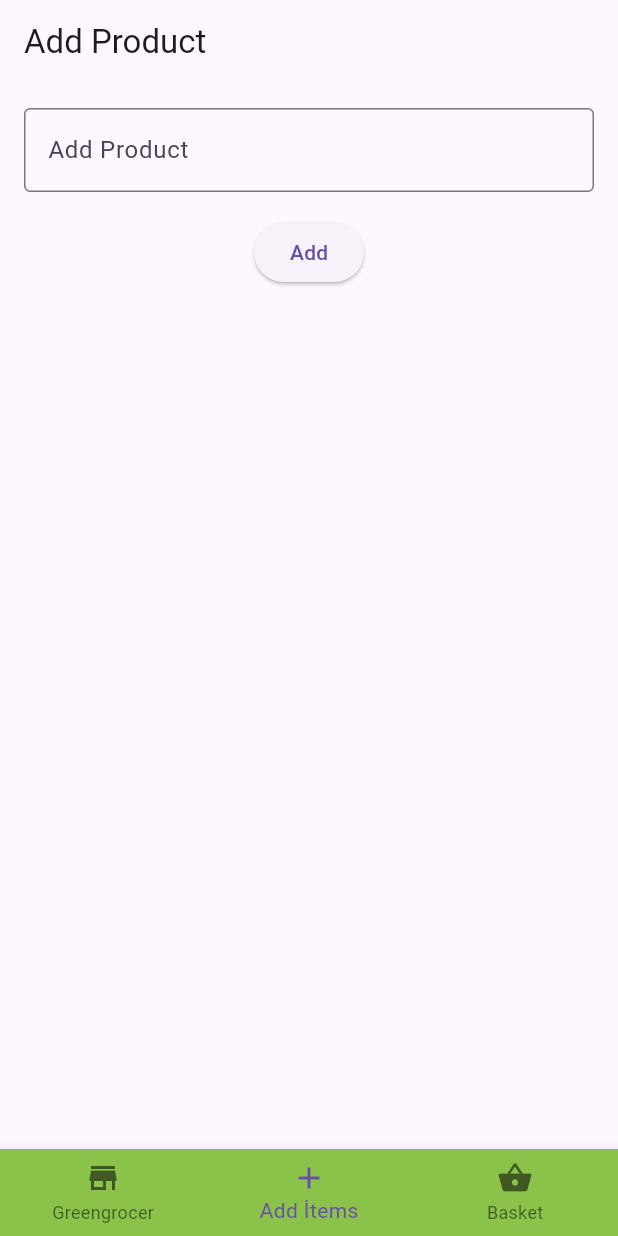
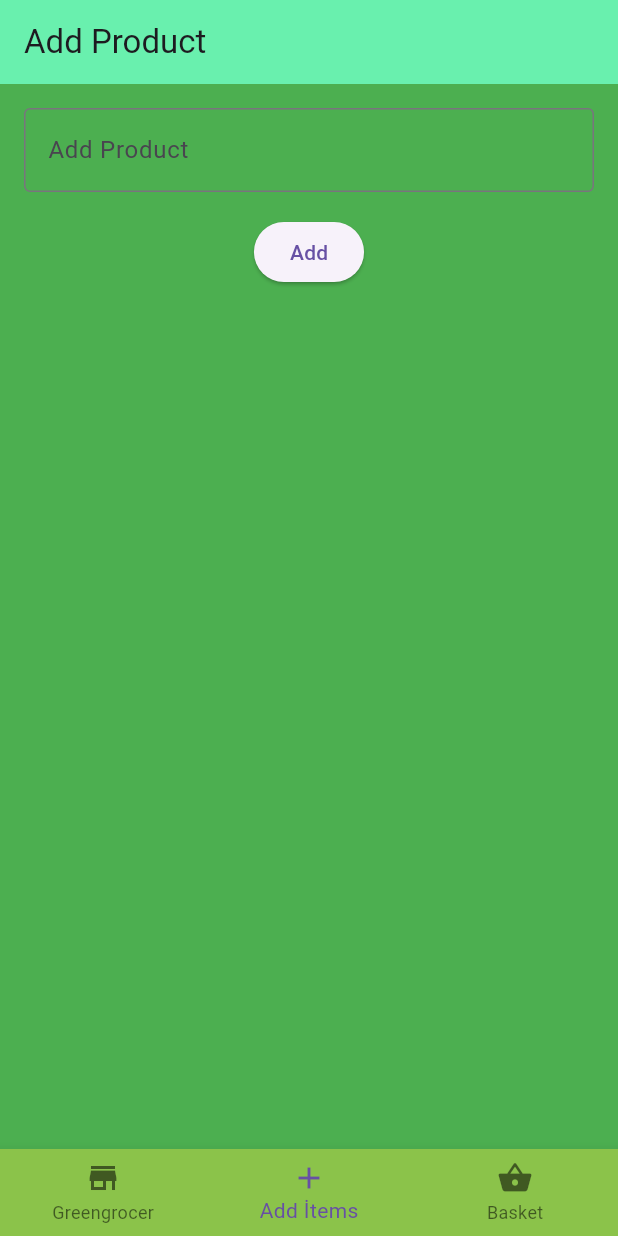
Before and after one commit to Atarapa0/Flutter_example_10_greengrocer, a Flutter app: the AddItems screen opened by its route, after a tap on "Add", on a phone screen of 412 x 824 dp. Run offline on Flutter 3.47's test engine with Material 3 defaults, Android fonts, the phone set to English and light mode, and no system bars; our stand-ins replace go_router.

Commit message:
feat: update UI colors and upload basket page

```diff
--- a/lib/models/cardmodel.dart
+++ b/lib/models/cardmodel.dart
@@ -12,12 +12,11 @@ class CardModel with ChangeNotifier{
     if (items.containsKey(productName) && items[productName]! > 0) {
       items[productName] = items[productName]! - 1;
 
-      if (items[productName] == 0) {
-        items.remove(productName); // 0'a inerse listeden kaldır
-      }
+
 
       notifyListeners();
     }
   }
 
+
 }
--- a/lib/pages/add_items.dart
+++ b/lib/pages/add_items.dart
@@ -1,25 +1,37 @@
-import 'package:example/models/cardmodel.dart';
 import 'package:flutter/material.dart';
 import 'package:provider/provider.dart';
+import 'package:example/models/cardmodel.dart';
 
 class AddItems extends StatefulWidget {
   const AddItems({super.key});
 
   @override
   State<AddItems> createState() => _AddItemsState();
-
 }
 
 class _AddItemsState extends State<AddItems> {
-  late TextEditingController _controller;
-  var i = 0;
-  // Ürün ekleme fonksiyonu
+  late TextEditingController _textController;
+
+
+  @override
+  void initState() {
+    super.initState();
+    _textController = TextEditingController();
+  }
+
+  @override
+  void dispose() {
+    _textController.dispose();
+    super.dispose();
+  }
+
+  // Ürün ekleme
   void addItem(BuildContext context) {
-    final value = _controller.text.trim();
+    final value = _textController.text.trim();
     if (value.isNotEmpty) {
       final counter = Provider.of<CardModel>(context, listen: false);
-      counter.add(value); // sadece ürünü ekle
-      _controller.clear();
+      counter.add(value);
+      _textController.clear();
 
       ScaffoldMessenger.of(context).showSnackBar(
         SnackBar(content: Text('Ürün eklendi: $value')),
@@ -27,36 +39,28 @@ class _AddItemsState extends State<AddItems> {
     }
   }
 
-  @override
-  void initState() {
-    super.initState();
-    _controller = TextEditingController();
-  }
-
-  @override
-  void dispose() {
-    _controller.dispose();
-    super.dispose();
-  }
+  // Resim seçme
 
   @override
   Widget build(BuildContext context) {
     return Scaffold(
-        appBar: AppBar(title: Text("Add Product")),
-        body: Column(
-          children: [
-            Padding(
+      appBar: AppBar(title: Text("Add Product"), backgroundColor: Colors.greenAccent,),
+      backgroundColor: Colors.green,
+      body: Padding(
         padding: const EdgeInsets.all(16.0),
         child: Column(
           children: [
+            // Ürün ismi
             TextField(
-                    controller: _controller,
+              controller: _textController,
               decoration: InputDecoration(
                 border: OutlineInputBorder(),
                 labelText: 'Add Product',
               ),
             ),
+
             SizedBox(height: 16),
+
             ElevatedButton(
               onPressed: () => addItem(context),
               child: Text("Add"),
@@ -64,10 +68,6 @@ class _AddItemsState extends State<AddItems> {
           ],
         ),
       ),
-
-          ],
-        ),
     );
-
   }
 }
--- a/lib/pages/basket.dart
+++ b/lib/pages/basket.dart
@@ -13,7 +13,8 @@ class _BasketState extends State<Basket> {
   @override
   Widget build(BuildContext context) {
     return Scaffold(
-      appBar: AppBar(title: Text("Basket")),
+      appBar: AppBar(title: Text("Basket"), backgroundColor: Colors.greenAccent,),
+      backgroundColor: Colors.green,
       body: Consumer<CardModel>(
         builder: (context, items, child) {
           var entries = items.items.entries.toList();
@@ -28,6 +29,7 @@ class _BasketState extends State<Basket> {
               var entry = entries[index];
               String key = entry.key;
               int value = entry.value;
+             if(value!= 0){
                return Padding(
                  padding: EdgeInsets.all(8),
                  child: Card(
@@ -86,6 +88,8 @@ class _BasketState extends State<Basket> {
                    ),
                  ),
                );
+             }
+             return null;
             },
           );
         },
--- a/pubspec.yaml
+++ b/pubspec.yaml
@@ -36,6 +36,8 @@ dependencies:
   # Use with the CupertinoIcons class for iOS style icons.
   cupertino_icons: ^1.0.8
   go_router: ^16.2.1
+  image_picker: ^1.2.0
+  path_provider: ^2.1.5
 
 dev_dependencies:
   flutter_test:
```
Also changed, not shown: pubspec.lock, 11 other files. Lines whose indentation alone changed are shown as unchanged.
